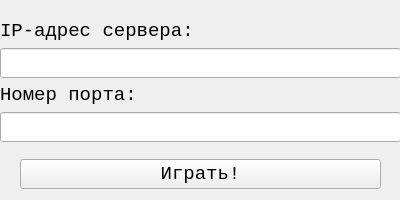
Darndaru/Bulls_and_cows, file clientwindow.ui: the form before one commit.
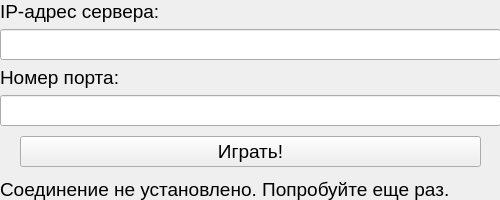
The form after the commit.

The edit to the form file:
```diff
--- a/clientwindow.ui
+++ b/clientwindow.ui
@@ -6,13 +6,12 @@
    <rect>
     <x>0</x>
     <y>0</y>
-    <width>400</width>
+    <width>500</width>
     <height>200</height>
    </rect>
   </property>
   <property name="font">
    <font>
-    <family>Consolas</family>
     <pointsize>14</pointsize>
    </font>
   </property>
@@ -24,26 +23,13 @@
     <rect>
      <x>0</x>
      <y>0</y>
-     <width>401</width>
+     <width>501</width>
      <height>201</height>
     </rect>
    </property>
    <layout class="QVBoxLayout" name="verticalLayout">
     <item>
-     <spacer name="horizontalSpacer_2">
-      <property name="orientation">
-       <enum>Qt::Horizontal</enum>
-      </property>
-      <property name="sizeHint" stdset="0">
-       <size>
-        <width>40</width>
-        <height>20</height>
-       </size>
-      </property>
-     </spacer>
-    </item>
-    <item>
-     <widget class="QLabel" name="label">
+     <widget class="QLabel" name="label_ip">
       <property name="text">
        <string>IP-адрес сервера:</string>
       </property>
@@ -99,6 +85,13 @@
       </item>
      </layout>
     </item>
+    <item>
+     <widget class="QLabel" name="label_result">
+      <property name="text">
+       <string>Соединение не установлено. Попробуйте еще раз.</string>
+      </property>
+     </widget>
+    </item>
    </layout>
   </widget>
  </widget>
```
Left out of the diff: 8 changed lines with no effect on the pictures.
